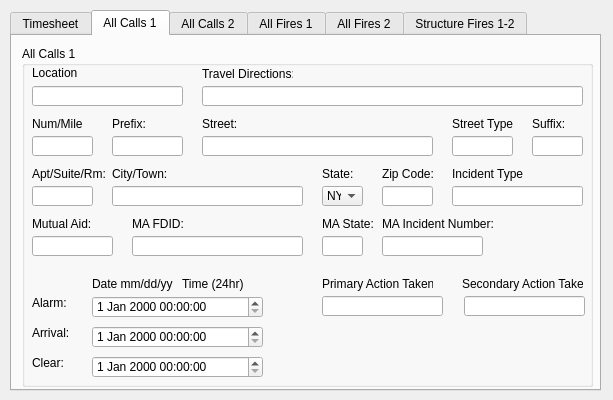
Before: the Qt Designer form src/forms/wndactivecall.ui in JDougherty/Fire-Department-Management-System, drawn with Qt 5.
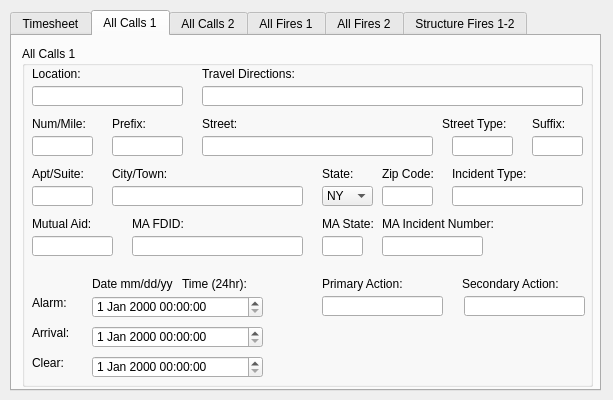
After: the same form once the commit is applied. The open tabs and pages were chosen to show the change.

Commit message: Increased label widths in wndactivecall.ui. Increased label widths in wndactivedrill.ui Increased label widths in wndeditfirefigher.ui Increased label widths in wndnewfirefighter.ui Changed SettingsManager to utilize UserScope to best place the config file

Diff of the .ui file:
```diff
--- a/src/forms/wndactivecall.ui
+++ b/src/forms/wndactivecall.ui
@@ -219,8 +219,8 @@
         <rect>
          <x>10</x>
          <y>20</y>
-         <width>46</width>
-         <height>13</height>
+         <width>151</width>
+         <height>16</height>
         </rect>
        </property>
        <property name="text">
@@ -232,7 +232,7 @@
         <rect>
          <x>180</x>
          <y>20</y>
-         <width>91</width>
+         <width>381</width>
          <height>16</height>
         </rect>
        </property>
@@ -245,7 +245,7 @@
         <rect>
          <x>10</x>
          <y>70</y>
-         <width>51</width>
+         <width>71</width>
          <height>16</height>
         </rect>
        </property>
@@ -258,7 +258,7 @@
         <rect>
          <x>90</x>
          <y>70</y>
-         <width>51</width>
+         <width>71</width>
          <height>16</height>
         </rect>
        </property>
@@ -282,9 +282,9 @@
       <widget class="QLabel" name="label_6">
        <property name="geometry">
         <rect>
-         <x>430</x>
+         <x>420</x>
          <y>70</y>
-         <width>61</width>
+         <width>81</width>
          <height>16</height>
         </rect>
        </property>
@@ -380,12 +380,12 @@
         <rect>
          <x>10</x>
          <y>120</y>
-         <width>81</width>
+         <width>71</width>
          <height>16</height>
         </rect>
        </property>
        <property name="text">
-        <string>Apt/Suite/Rm:</string>
+        <string>Apt/Suite:</string>
        </property>
       </widget>
       <widget class="QLabel" name="label_9">
@@ -393,7 +393,7 @@
         <rect>
          <x>90</x>
          <y>120</y>
-         <width>61</width>
+         <width>191</width>
          <height>16</height>
         </rect>
        </property>
@@ -419,7 +419,7 @@
         <rect>
          <x>360</x>
          <y>120</y>
-         <width>51</width>
+         <width>61</width>
          <height>16</height>
         </rect>
        </property>
@@ -432,7 +432,7 @@
         <rect>
          <x>430</x>
          <y>120</y>
-         <width>71</width>
+         <width>131</width>
          <height>16</height>
         </rect>
        </property>
@@ -629,7 +629,7 @@
         <rect>
          <x>160</x>
          <y>230</y>
-         <width>61</width>
+         <width>81</width>
          <height>16</height>
         </rect>
        </property>
@@ -667,7 +667,7 @@
         </rect>
        </property>
        <property name="text">
-        <string>Primary Action Taken:</string>
+        <string>Primary Action:</string>
        </property>
       </widget>
       <widget class="QLabel" name="label_23">
@@ -680,7 +680,7 @@
         </rect>
        </property>
        <property name="text">
-        <string>Secondary Action Taken:</string>
+        <string>Secondary Action:</string>
        </property>
       </widget>
       <widget class="QDateTimeEdit" name="txtarrayAC1_Alarm">
@@ -718,7 +718,7 @@
         <rect>
          <x>300</x>
          <y>140</y>
-         <width>41</width>
+         <width>51</width>
          <height>20</height>
         </rect>
        </property>
```
Left out of the diff: 32 changed lines with no effect on the pictures. The commit also changes 5 other files.
